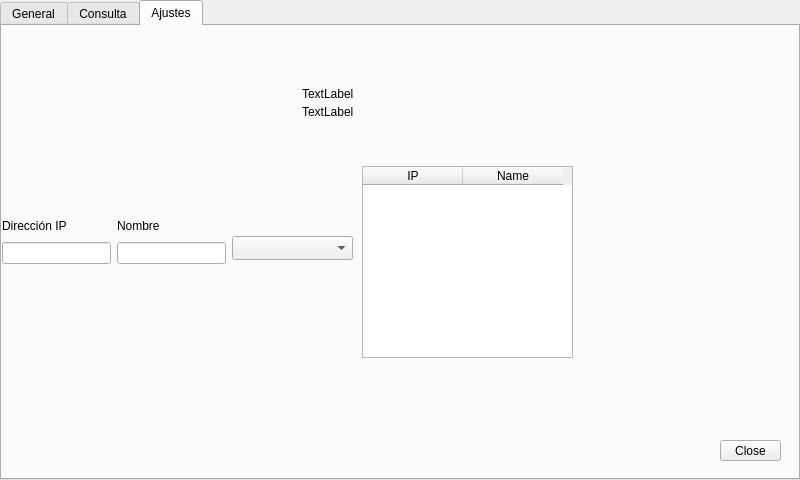
Old version of the form form.ui in the repository SFLACUEVA/AppQT.
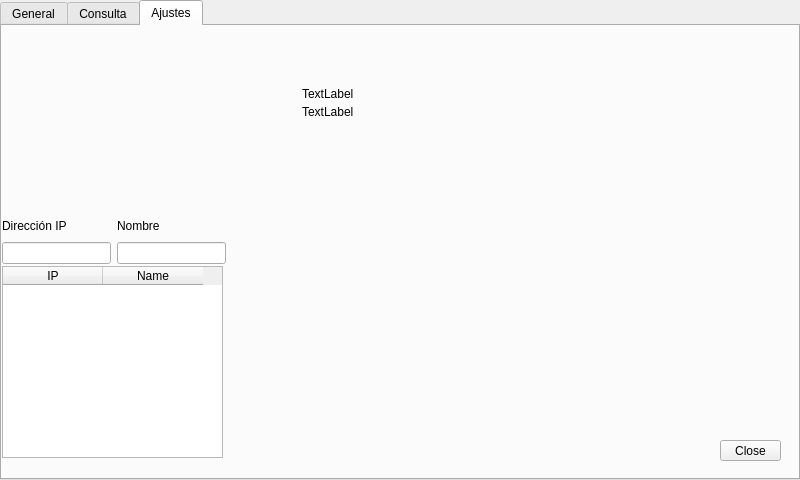
New version of the form.

```diff
--- a/form.ui
+++ b/form.ui
@@ -53,16 +53,6 @@
      <attribute name="title">
       <string>Ajustes</string>
      </attribute>
-     <widget class="QComboBox" name="comboBox">
-      <property name="geometry">
-       <rect>
-        <x>230</x>
-        <y>210</y>
-        <width>121</width>
-        <height>24</height>
-       </rect>
-      </property>
-     </widget>
      <widget class="QLabel" name="lbIP">
       <property name="geometry">
        <rect>
@@ -92,9 +82,9 @@
      <widget class="QTableWidget" name="tabla">
       <property name="geometry">
        <rect>
-        <x>360</x>
-        <y>140</y>
-        <width>211</width>
+        <x>0</x>
+        <y>240</y>
+        <width>221</width>
         <height>192</height>
        </rect>
       </property>
```
